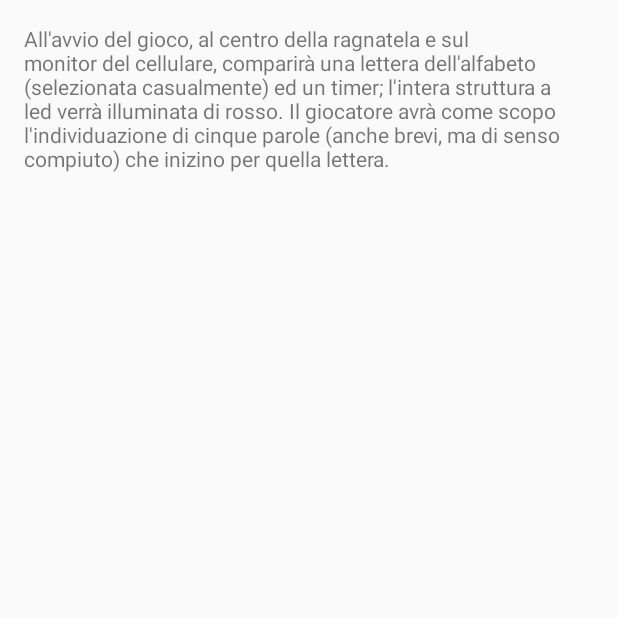
After one commit to RiccardoMollo/appAracnoid, an Android app: the Regole screen opened directly, with no data from a screen before it, on a phone screen of 412 x 824 dp, the top half of it. The commit adds this screen. Run offline under Robolectric (Android 15) with nearby library versions, the phone set to English and light mode, and no system bars.

Commit message:
Aggiunto fragment per le regole

```diff
--- a/app/build.gradle
+++ b/app/build.gradle
@@ -29,6 +29,7 @@ dependencies {
     compile 'com.jakewharton:butterknife:8.5.1'
     compile 'com.jakewharton:butterknife-compiler:8.5.1'
     compile 'com.android.support.constraint:constraint-layout:1.0.2'
+    compile 'com.android.support:design:26.0.0-alpha1'
+    compile 'com.android.support:support-v4:25.3.1'
     testCompile 'junit:junit:4.12'
-    compile 'com.android.support:design:26.0.0-alpha1'
 }
--- a/app/src/main/AndroidManifest.xml
+++ b/app/src/main/AndroidManifest.xml
@@ -13,13 +13,17 @@
         <activity android:name=".Connessione">
             <intent-filter>
                 <action android:name="android.intent.action.MAIN" />
+
                 <category android:name="android.intent.category.LAUNCHER" />
             </intent-filter>
         </activity>
-        <activity android:name=".NuovaPartita"/>
+        <activity android:name=".NuovaPartita" />
         <activity android:name=".Livello" />
         <activity android:name=".Risultati" />
-
+        <activity
+            android:name=".Regole"
+            android:label="@string/title_activity_regole"
+            android:theme="@style/AppTheme"></activity>
     </application>
 
 </manifest>
--- a/app/src/main/java/com/example/utente/apparacnoid/Connessione.java
+++ b/app/src/main/java/com/example/utente/apparacnoid/Connessione.java
@@ -161,17 +161,6 @@ public class Connessione extends Activity {
     }
 
 
-
-
-
-
-
-
-
-
-
-
-
     private void handleNetworkRequest(int what, Object payload, int arg1, int arg2) {
         Message msg = mNetworkHandler.obtainMessage();
         msg.what = what;
@@ -226,4 +215,11 @@ public class Connessione extends Activity {
         //intent.putExtra(NuovaPartita.HOST_PORT_KEY, host_port);
         startActivity(intent);
     }
+
+    @OnClick(R.id.regole)
+    public void clickRegole(View view) {
+        Intent intent = new Intent(this, Regole.class);
+
+        startActivity(intent);
+    }
 }
--- /dev/null
+++ b/app/src/main/java/com/example/utente/apparacnoid/Regole.java
@@ -0,0 +1,152 @@
+package com.example.utente.apparacnoid;
+
+import android.support.design.widget.FloatingActionButton;
+import android.support.design.widget.Snackbar;
+import android.support.v7.app.AppCompatActivity;
+import android.support.v7.widget.Toolbar;
+
+import android.support.v4.app.Fragment;
+import android.support.v4.app.FragmentManager;
+import android.support.v4.app.FragmentPagerAdapter;
+import android.support.v4.view.ViewPager;
+import android.os.Bundle;
+import android.view.LayoutInflater;
+import android.view.Menu;
+import android.view.MenuItem;
+import android.view.View;
+import android.view.ViewGroup;
+
+import android.widget.TextView;
+
+public class Regole extends AppCompatActivity {
+
+    /**
+     * The {@link android.support.v4.view.PagerAdapter} that will provide
+     * fragments for each of the sections. We use a
+     * {@link FragmentPagerAdapter} derivative, which will keep every
+     * loaded fragment in memory. If this becomes too memory intensive, it
+     * may be best to switch to a
+     * {@link android.support.v4.app.FragmentStatePagerAdapter}.
+     */
+    private SectionsPagerAdapter mSectionsPagerAdapter;
+
+    /**
+     * The {@link ViewPager} that will host the section contents.
+     */
+    private ViewPager mViewPager;
+
+    @Override
+    protected void onCreate(Bundle savedInstanceState) {
+        super.onCreate(savedInstanceState);
+        setContentView(R.layout.activity_regole);
+
+       // Toolbar toolbar = (Toolbar) findViewById(R.id.toolbar);
+        //setSupportActionBar(toolbar);
+        // Create the adapter that will return a fragment for each of the three
+        // primary sections of the activity.
+        mSectionsPagerAdapter = new SectionsPagerAdapter(getSupportFragmentManager());
+
+        // Set up the ViewPager with the sections adapter.
+        mViewPager = (ViewPager) findViewById(R.id.container);
+        mViewPager.setAdapter(mSectionsPagerAdapter);
+
+
+    }
+
+
+    @Override
+    public boolean onCreateOptionsMenu(Menu menu) {
+        // Inflate the menu; this adds items to the action bar if it is present.
+        getMenuInflater().inflate(R.menu.menu_regole, menu);
+        return true;
+    }
+
+    @Override
+    public boolean onOptionsItemSelected(MenuItem item) {
+        // Handle action bar item clicks here. The action bar will
+        // automatically handle clicks on the Home/Up button, so long
+        // as you specify a parent activity in AndroidManifest.xml.
+        int id = item.getItemId();
+
+        //noinspection SimplifiableIfStatement
+        if (id == R.id.action_settings) {
+            return true;
+        }
+
+        return super.onOptionsItemSelected(item);
+    }
+
+    /**
+     * A placeholder fragment containing a simple view.
+     */
+    public static class PlaceholderFragment extends Fragment {
+        /**
+         * The fragment argument representing the section number for this
+         * fragment.
+         */
+        private static final String ARG_SECTION_NUMBER = "section_number";
+
+        public PlaceholderFragment() {
+        }
+
+        /**
+         * Returns a new instance of this fragment for the given section
+         * number.
+         */
+        public static PlaceholderFragment newInstance(int sectionNumber) {
+            PlaceholderFragment fragment = new PlaceholderFragment();
+            Bundle args = new Bundle();
+            args.putInt(ARG_SECTION_NUMBER, sectionNumber);
+            fragment.setArguments(args);
+            return fragment;
+        }
+
+        @Override
+        public View onCreateView(LayoutInflater inflater, ViewGroup container,
+                                 Bundle savedInstanceState) {
+            View rootView = inflater.inflate(R.layout.fragment_regole, container, false);
+            TextView textView = (TextView) rootView.findViewById(R.id.section_label);
+            if(getArguments().getInt(ARG_SECTION_NUMBER)==1)  textView.setText(getString(R.string.section_format1));
+            if(getArguments().getInt(ARG_SECTION_NUMBER)==2)  textView.setText(getString(R.string.section_format2));
+            if(getArguments().getInt(ARG_SECTION_NUMBER)==3)  textView.setText(getString(R.string.section_format3));
+            return rootView;
+        }
+    }
+
+    /**
+     * A {@link FragmentPagerAdapter} that returns a fragment corresponding to
+     * one of the sections/tabs/pages.
+     */
+    public class SectionsPagerAdapter extends FragmentPagerAdapter {
+
+        public SectionsPagerAdapter(FragmentManager fm) {
+            super(fm);
+        }
+
+        @Override
+        public Fragment getItem(int position) {
+            // getItem is called to instantiate the fragment for the given page.
+            // Return a PlaceholderFragment (defined as a static inner class below).
+            return PlaceholderFragment.newInstance(position + 1);
+        }
+
+        @Override
+        public int getCount() {
+            // Show 3 total pages.
+            return 3;
+        }
+
+        @Override
+        public CharSequence getPageTitle(int position) {
+            switch (position) {
+                case 0:
+                    return "SECTION 1";
+                case 1:
+                    return "SECTION 2";
+                case 2:
+                    return "SECTION 3";
+            }
+            return null;
+        }
+    }
+}
--- a/app/src/main/res/layout/activity_connessione.xml
+++ b/app/src/main/res/layout/activity_connessione.xml
@@ -97,6 +97,15 @@
             android:textSize="22sp"
             />
 
+        <Button
+            android:id="@+id/regole"
+            android:layout_width="wrap_content"
+            android:layout_height="48dp"
+            android:layout_marginTop="50dp"
+            android:text="REGOLE"
+            android:textSize="22sp"
+            />
+
     </LinearLayout>
 
 
--- /dev/null
+++ b/app/src/main/res/layout/activity_regole.xml
@@ -0,0 +1,38 @@
+<?xml version="1.0" encoding="utf-8"?>
+<android.support.design.widget.CoordinatorLayout xmlns:android="http://schemas.android.com/apk/res/android"
+    xmlns:app="http://schemas.android.com/apk/res-auto"
+    xmlns:tools="http://schemas.android.com/tools"
+    android:id="@+id/main_content"
+    android:layout_width="match_parent"
+    android:layout_height="match_parent"
+    android:fitsSystemWindows="true"
+    tools:context="com.example.utente.apparacnoid.Regole">
+
+    <!--<android.support.design.widget.AppBarLayout
+        android:id="@+id/appbar"
+        android:layout_width="match_parent"
+        android:layout_height="wrap_content"
+        android:paddingTop="@dimen/appbar_padding_top"
+        android:theme="@style/AppTheme.AppBarOverlay">
+
+        <android.support.v7.widget.Toolbar
+            android:id="@+id/toolbar"
+            android:layout_width="match_parent"
+            android:layout_height="?attr/actionBarSize"
+            android:background="?attr/colorPrimary"
+            app:layout_scrollFlags="scroll|enterAlways"
+            app:popupTheme="@style/AppTheme.PopupOverlay">
+
+        </android.support.v7.widget.Toolbar>
+
+    </android.support.design.widget.AppBarLayout>-->
+
+    <android.support.v4.view.ViewPager
+        android:id="@+id/container"
+        android:layout_width="match_parent"
+        android:layout_height="match_parent"
+        app:layout_behavior="@string/appbar_scrolling_view_behavior" />
+
+
+
+</android.support.design.widget.CoordinatorLayout>
--- /dev/null
+++ b/app/src/main/res/layout/fragment_regole.xml
@@ -0,0 +1,16 @@
+<RelativeLayout xmlns:android="http://schemas.android.com/apk/res/android"
+    xmlns:tools="http://schemas.android.com/tools"
+    android:layout_width="match_parent"
+    android:layout_height="match_parent"
+    android:paddingBottom="@dimen/activity_vertical_margin"
+    android:paddingLeft="@dimen/activity_horizontal_margin"
+    android:paddingRight="@dimen/activity_horizontal_margin"
+    android:paddingTop="@dimen/activity_vertical_margin"
+    tools:context="com.example.utente.apparacnoid.Regole$PlaceholderFragment">
+
+    <TextView
+        android:id="@+id/section_label"
+        android:layout_width="match_parent"
+        android:layout_height="match_parent" />
+
+</RelativeLayout>
--- /dev/null
+++ b/app/src/main/res/menu/menu_regole.xml
@@ -0,0 +1,10 @@
+<menu xmlns:android="http://schemas.android.com/apk/res/android"
+    xmlns:app="http://schemas.android.com/apk/res-auto"
+    xmlns:tools="http://schemas.android.com/tools"
+    tools:context="com.example.utente.apparacnoid.Regole">
+    <item
+        android:id="@+id/action_settings"
+        android:orderInCategory="100"
+        android:title="@string/action_settings"
+        app:showAsAction="never" />
+</menu>
--- a/app/src/main/res/values/dimens.xml
+++ b/app/src/main/res/values/dimens.xml
@@ -2,4 +2,6 @@
     <!-- Default screen margins, per the Android Design guidelines. -->
     <dimen name="activity_horizontal_margin">16dp</dimen>
     <dimen name="activity_vertical_margin">16dp</dimen>
+    <dimen name="fab_margin">16dp</dimen>
+    <dimen name="appbar_padding_top">8dp</dimen>
 </resources>
--- a/app/src/main/res/values/strings.xml
+++ b/app/src/main/res/values/strings.xml
@@ -2,4 +2,18 @@
     <string name="app_name">AppAracnoid</string>
     <string name="goleft"><![CDATA[<]]></string>
     <string name="goright"><![CDATA[>]]></string>
+    <string name="title_activity_regole">Regole</string>
+    <string name="action_settings">Settings</string>
+    <string name="section_format1">All\'avvio del gioco, al centro della ragnatela e sul monitor del cellulare,
+        comparirà una lettera dell\'alfabeto (selezionata casualmente) ed un timer; l\'intera struttura a led verrà
+        illuminata di rosso. Il giocatore avrà come scopo l\'individuazione di cinque parole (anche brevi, ma di
+        senso compiuto) che inizino per quella lettera. </string>
+    <string name="section_format2">Per ogni parola valida inserita, una porzioni di ognuno dei cinque rami portanti
+        della ragnatela si colorerà di verde. Al termine di questo primo stadio, il sistema genera una nuova lettera
+        iniziale e si ripete il meccanismo per il secondo ed il terzo anello.</string>
+    <string name="section_format3">A gioco ultimato, l\'utente riceverà un punteggio calcolato sulla base del numero
+        di parole trovate e della loro lunghezza; sarà inoltre possibile avere un feedback immediato sull\'andamento
+        della partita in base alla colorazione della ragnatela (verde = ottimo, giallo = buono, arancione = mediocre,
+        rosso = scarso).</string>
+
 </resources>
--- a/app/src/main/res/values/styles.xml
+++ b/app/src/main/res/values/styles.xml
@@ -8,4 +8,8 @@
         <item name="colorAccent">@color/colorAccent</item>
     </style>
 
+    <style name="AppTheme.AppBarOverlay" parent="ThemeOverlay.AppCompat.Dark.ActionBar" />
+
+    <style name="AppTheme.PopupOverlay" parent="ThemeOverlay.AppCompat.Light" />
+
 </resources>
```
Also changed, not shown: app/src/main/res/sirenetta.JPG (deleted).
